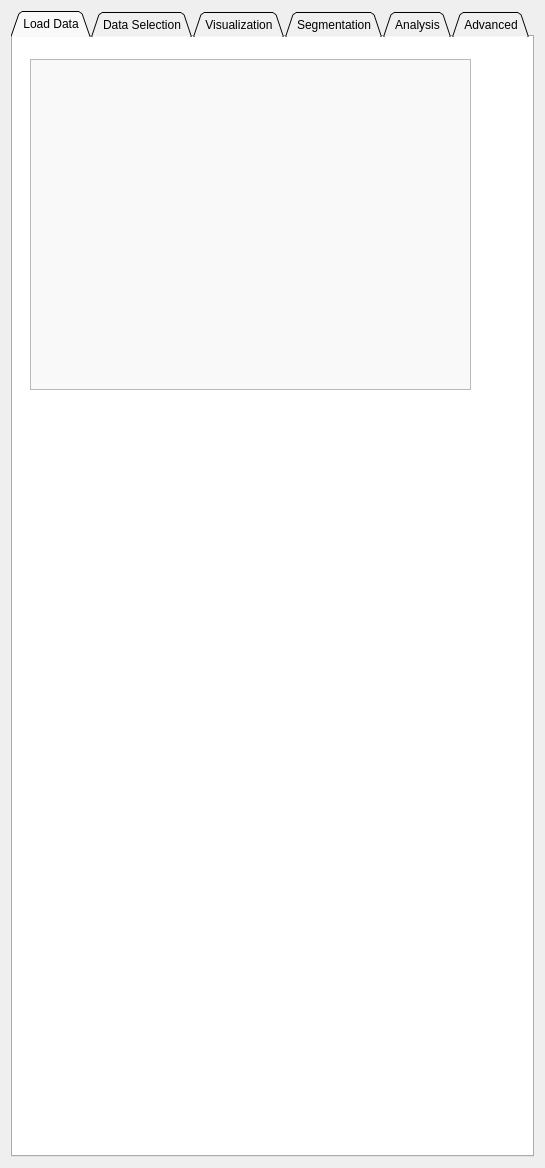
Qt form HypModuleCode/Resources/UI/HypModuleCode.ui (SlicerMicro/Slicer-TITAN) before a commit.
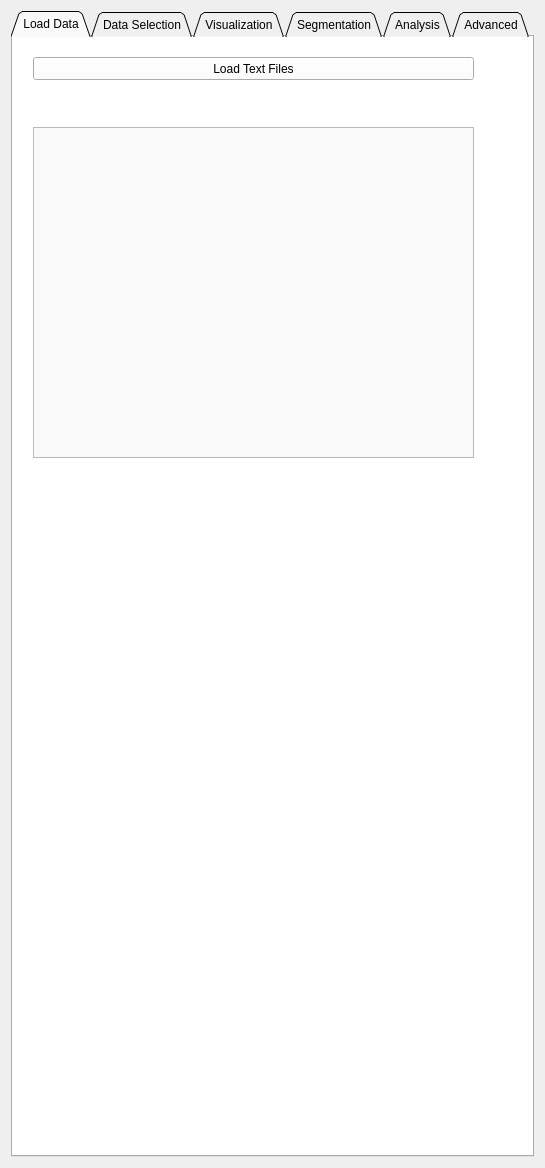
The same form after that commit. The open tabs and pages were chosen to show the change. Custom widgets are drawn as their Qt base class.

Commit message: ENH: Added textFileLoad()

```diff
--- a/HypModuleCode/Resources/UI/HypModuleCode.ui
+++ b/HypModuleCode/Resources/UI/HypModuleCode.ui
@@ -270,8 +270,8 @@
       <widget class="qMRMLSubjectHierarchyTreeView" name="subjectHierarchy">
        <property name="geometry">
         <rect>
-         <x>17</x>
-         <y>22</y>
+         <x>20</x>
+         <y>90</y>
          <width>441</width>
          <height>331</height>
         </rect>
@@ -289,6 +289,19 @@
         <enum>QAbstractItemView::ExtendedSelection</enum>
        </property>
       </widget>
+      <widget class="QPushButton" name="textFileLoad">
+       <property name="geometry">
+        <rect>
+         <x>20</x>
+         <y>20</y>
+         <width>441</width>
+         <height>23</height>
+        </rect>
+       </property>
+       <property name="text">
+        <string>Load Text Files</string>
+       </property>
+      </widget>
      </widget>
      <widget class="QWidget" name="tab_2">
       <attribute name="title">
```
Left out of the diff: 2 changed lines with no effect on the pictures. The commit also changes 1 other file.
